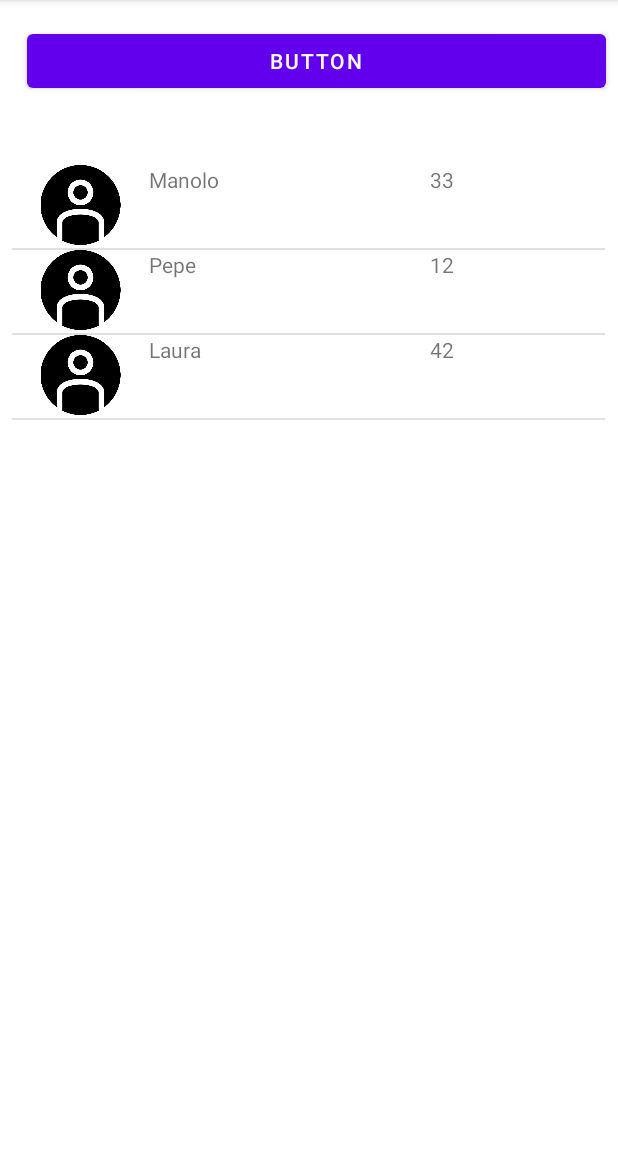
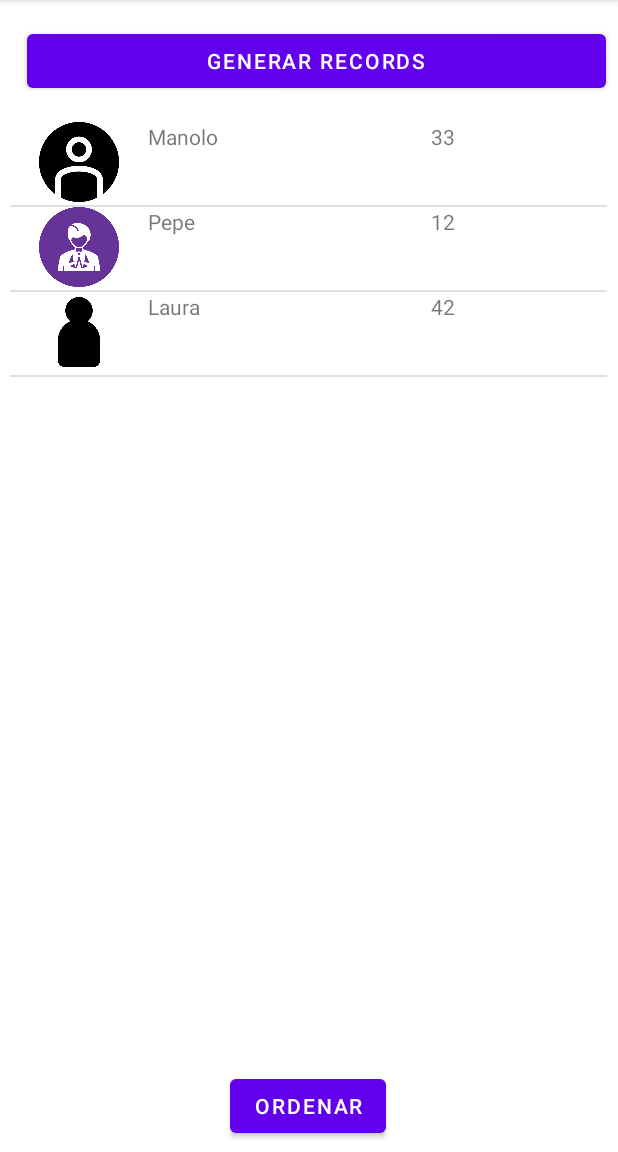
Before and after one commit to Rafael-Puerta/AndroidListview, an Android app: the MainActivity screen opened directly, with no data from a screen before it, on a phone screen of 412 x 824 dp, the part 84-1236 px from its top. Run offline under Robolectric (Android 15) with nearby library versions, the light colour scheme and no system bars.

Commit message:
Boton de ordenar implementado

```diff
--- a/app/src/main/java/com/example/listview/MainActivity.java
+++ b/app/src/main/java/com/example/listview/MainActivity.java
@@ -1,14 +1,18 @@
 package com.example.listview;
 
 import android.graphics.drawable.Drawable;
+import android.os.Build;
 import android.os.Bundle;
 import android.view.View;
 import android.view.ViewGroup;
 import android.widget.*;
 
+import androidx.annotation.RequiresApi;
 import androidx.appcompat.app.AppCompatActivity;
 
 import java.util.ArrayList;
+import java.util.Collections;
+import java.util.Comparator;
 
 public class MainActivity extends AppCompatActivity {
 
@@ -22,6 +26,9 @@ public class MainActivity extends AppCompatActivity {
             intents = _intents;
             nom = _nom;
             imagencita=_img;
+        }
+        public int getIntents(){
+            return intents;
         }
     }
     // Model = Taula de records: utilitzem ArrayList
@@ -71,8 +78,8 @@ public class MainActivity extends AppCompatActivity {
         records = new ArrayList<Record>();
         // Afegim alguns exemples
         records.add( new Record(33,"Manolo",getResources().getDrawable(R.drawable.perfil7)) );
-        records.add( new Record(12,"Pepe",getResources().getDrawable(R.drawable.perfil7)) );
-        records.add( new Record(42,"Laura",getResources().getDrawable(R.drawable.perfil7)) );
+        records.add( new Record(12,"Pepe",getResources().getDrawable(R.drawable.perfil6)) );
+        records.add( new Record(42,"Laura",getResources().getDrawable(R.drawable.perfil5)) );
 
         // Inicialitzem l'ArrayAdapter amb el layout pertinent
         adapter = new ArrayAdapter<Record>( this, R.layout.list_item, records )
@@ -113,5 +120,19 @@ public class MainActivity extends AppCompatActivity {
                 adapter.notifyDataSetChanged();
             }
         });
+
+        Button bu = (Button) findViewById(R.id.ordena);
+        bu.setOnClickListener(new View.OnClickListener() {
+            @RequiresApi(api = Build.VERSION_CODES.N)
+            @Override
+            public void onClick(View v) {
+                Collections.sort(records, Comparator.comparing(Record::getIntents).thenComparing(Record::getIntents));
+                // notificar l'adapter dels canvis al model
+                adapter.notifyDataSetChanged();
+            }
+        });
+
+
+
     }
 }
--- a/app/src/main/res/layout/activity_main.xml
+++ b/app/src/main/res/layout/activity_main.xml
@@ -11,7 +11,7 @@
         android:layout_width="386dp"
         android:layout_height="48dp"
         android:layout_weight="1"
-        android:text="Button"
+        android:text="Generar records"
         app:layout_constraintBottom_toBottomOf="parent"
         app:layout_constraintEnd_toEndOf="parent"
         app:layout_constraintHorizontal_bias="0.68"
@@ -21,13 +21,24 @@
 
     <ListView
         android:id="@+id/recordsView"
-        android:layout_width="395dp"
-        android:layout_height="633dp"
+        android:layout_width="398dp"
+        android:layout_height="605dp"
         app:layout_constraintBottom_toBottomOf="parent"
         app:layout_constraintEnd_toEndOf="parent"
-        app:layout_constraintHorizontal_bias="0.493"
+        app:layout_constraintHorizontal_bias="0.461"
+        app:layout_constraintStart_toStartOf="parent"
+        app:layout_constraintTop_toTopOf="parent" />
+
+    <Button
+        android:id="@+id/ordena"
+        android:layout_width="wrap_content"
+        android:layout_height="wrap_content"
+        android:text="Ordenar"
+        app:layout_constraintBottom_toBottomOf="parent"
+        app:layout_constraintEnd_toEndOf="parent"
+        app:layout_constraintHorizontal_bias="0.498"
         app:layout_constraintStart_toStartOf="parent"
         app:layout_constraintTop_toTopOf="parent"
-        app:layout_constraintVertical_bias="0.819" />
+        app:layout_constraintVertical_bias="0.991" />
 
 </androidx.constraintlayout.widget.ConstraintLayout>
```
